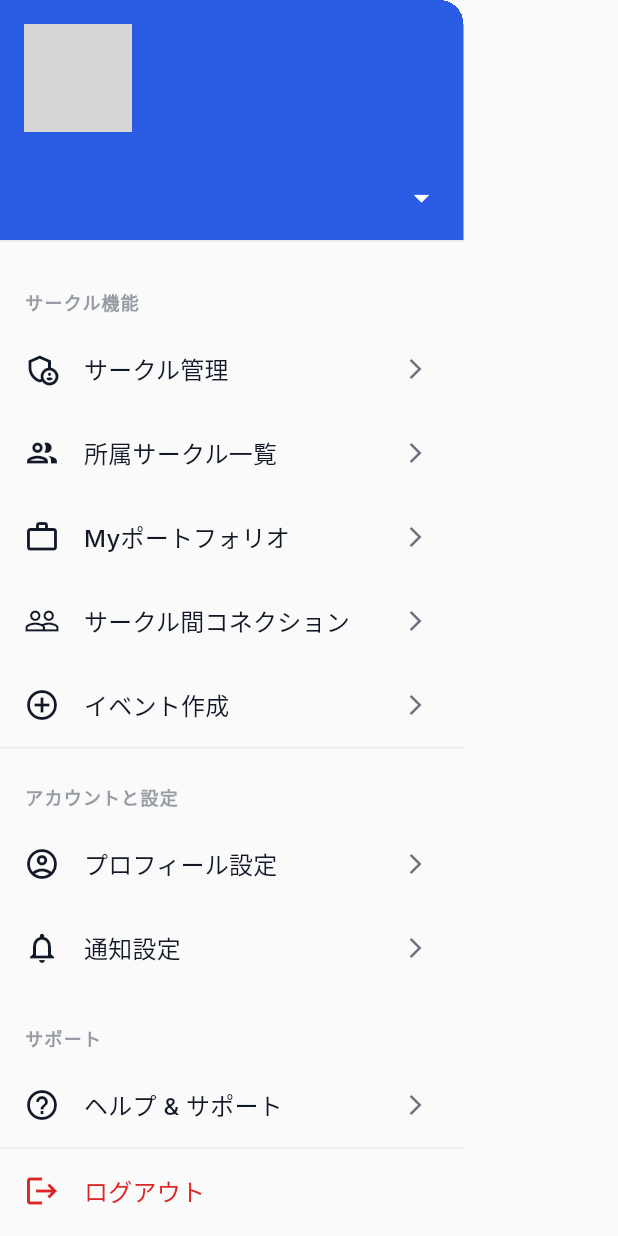
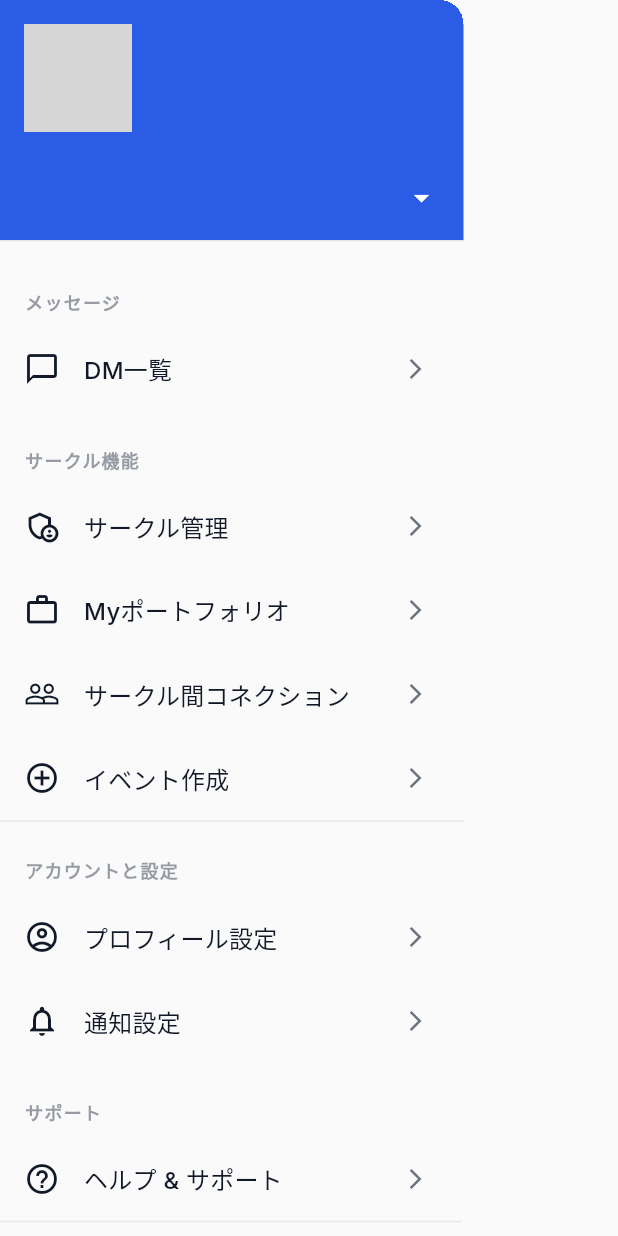
Before and after one commit to taroa36912/circlelinks, a Flutter app: the AppMenuDrawer widget shown alone on an empty page, opened directly, on a phone screen of 412 x 824 dp. Run offline on Flutter 3.47's test engine with Material 3 defaults, Android fonts, the light colour scheme and no system bars; our stand-ins replace cached_network_image, cloud_firestore, cloud_functions, connectivity_plus, firebase_auth, firebase_core and 10 more; missing offline and left inert: flutter_line_sdk, universal_html; accounts and stored records are empty; network calls fail; grey boxes are pictures that could not be loaded.

Commit message:
fix profile

```diff
--- a/lib/main.dart
+++ b/lib/main.dart
@@ -63,17 +63,16 @@ class MyApp extends StatelessWidget {
         theme: AppTheme.lightTheme,
         darkTheme: AppTheme.darkTheme,
         themeMode: ThemeMode.light,
-        // 🚨 CRITICAL: NEVER REMOVE OR MODIFY
         builder: (context, child) {
           if (child == null) return const SizedBox.shrink();
+
           return MediaQuery(
             data: MediaQuery.of(context).copyWith(
-              textScaler: TextScaler.linear(1.0),
+              textScaler: const TextScaler.linear(1.0),
             ),
             child: child,
           );
         },
-        // 🚨 END CRITICAL SECTION
         debugShowCheckedModeBanner: false,
         routes: AppRoutes.routes,
         initialRoute: AppRoutes.initial,
--- a/lib/widgets/app_menu_drawer.dart
+++ b/lib/widgets/app_menu_drawer.dart
@@ -2,7 +2,7 @@ import 'package:flutter/material.dart';
 import 'package:sizer/sizer.dart';
 import '../../core/app_export.dart';
 import '../../routes/app_routes.dart';
-import '../../core/models/user_model.dart'; // 👈 UserModel
+import '../../core/models/user_model.dart';
 
 class AppMenuDrawer extends ConsumerStatefulWidget {
   const AppMenuDrawer({super.key});
@@ -13,7 +13,7 @@ class AppMenuDrawer extends ConsumerStatefulWidget {
 
 class _AppMenuDrawerState extends ConsumerState<AppMenuDrawer> {
   CircleModel? _myCircleData;
-  UserModel? _myUserData; // 👈 追加
+  UserModel? _myUserData;
   User? _currentUser;
   bool _isLoading = true;
 
@@ -40,9 +40,7 @@ class _AppMenuDrawerState extends ConsumerState<AppMenuDrawer> {
     final firestoreService = ref.read(firestoreServiceProvider);
 
     try {
-      // 1. ユーザー情報 (UserModel) を取得
       final userData = await firestoreService.getUser(user.uid);
-      // 2. サークル情報 (CircleModel) を取得
       final circleData = await firestoreService.getCircle(user.uid);
 
       if (mounted) {
@@ -61,7 +59,6 @@ class _AppMenuDrawerState extends ConsumerState<AppMenuDrawer> {
   }
 
   Future<void> _handleLogout() async {
-    // ... (変更なし)
     final authService = ref.read(firebaseAuthServiceProvider);
     try {
       await authService.signOut();
@@ -80,9 +77,12 @@ class _AppMenuDrawerState extends ConsumerState<AppMenuDrawer> {
   }
 
   void _showComingSoonSnackBar() {
-    Navigator.pop(context);
+    // ⬇️ 修正: ここにあった Navigator.pop(context) を削除しました (二重pop防止)
     ScaffoldMessenger.of(context).showSnackBar(
-      const SnackBar(content: Text('この機能は現在準備中です'), duration: Duration(seconds: 2),),
+      const SnackBar(
+        content: Text('この機能は現在準備中です'),
+        duration: Duration(seconds: 2),
+      ),
     );
   }
 
@@ -91,11 +91,8 @@ class _AppMenuDrawerState extends ConsumerState<AppMenuDrawer> {
     final theme = Theme.of(context);
 
     final bool hasCircle = _myCircleData != null;
-
-    // ⬇️ 表示名を UserModel から取得 (なければAuthメール) ⬇️
     final String displayName = _myUserData?.userName ?? _currentUser?.email ?? 'ゲスト';
-    final String? profileImageUrl = _myUserData?.profileImageUrl; // 将来的にユーザーアイコンも実装可能
-    // ⬆️ ------------------------------------------------ ⬆️
+    final String? profileImageUrl = _myUserData?.profileImageUrl;
 
     return Drawer(
       width: 75.w,
@@ -105,9 +102,27 @@ class _AppMenuDrawerState extends ConsumerState<AppMenuDrawer> {
           _buildDrawerHeader(theme, displayName, profileImageUrl, hasCircle),
 
           if (_isLoading) ...[
-            const Padding(padding: EdgeInsets.all(16.0), child: Center(child: CircularProgressIndicator()),)
-          ] else if (hasCircle) ...[
-            // --- サークル作成済み ---
+            const Padding(
+              padding: EdgeInsets.all(16.0),
+              child: Center(child: CircularProgressIndicator()),
+            )
+          ] else ...[
+
+            // ⬇️ --- 復活: DM一覧 (共通) --- ⬇️
+            _buildMenuSection(theme, "メッセージ"),
+            _buildMenuItem(
+              theme,
+              icon: Icons.chat_bubble_outline,
+              title: "DM一覧",
+              onTap: () {
+                Navigator.pop(context);
+                Navigator.pushNamed(context, AppRoutes.dmList);
+              },
+            ),
+            // ⬆️ ---------------------- ⬆️
+
+            if (hasCircle) ...[
+              // --- ✅ サークル作成済みのメニュー ---
               _buildMenuSection(theme, "サークル機能"),
               _buildMenuItem(
                 theme,
@@ -118,68 +133,106 @@ class _AppMenuDrawerState extends ConsumerState<AppMenuDrawer> {
                   Navigator.pushNamed(context, AppRoutes.myCirclesList);
                 },
               ),
-            // ... (他のメニューは変更なし) ...
-            _buildMenuItem(theme, icon: Icons.group_outlined, title: "所属サークル一覧", onTap: _showComingSoonSnackBar,),
-            _buildMenuItem(theme, icon: Icons.work_outline, title: "Myポートフォリオ", onTap: () { Navigator.pop(context); Navigator.pushNamed(context, AppRoutes.portfolioBuilder); },),
-            _buildMenuItem(theme, icon: Icons.people_outline, title: "サークル間コネクション", onTap: () { Navigator.pop(context); Navigator.pushNamed(context, AppRoutes.connections); },),
-            _buildMenuItem(theme, icon: Icons.add_circle_outline, title: "イベント作成", onTap: () { Navigator.pop(context); Navigator.pushNamed(context, AppRoutes.eventCreation); },),
+              _buildMenuItem(
+                theme,
+                icon: Icons.work_outline,
+                title: "Myポートフォリオ",
+                onTap: () {
+                  Navigator.pop(context);
+                  Navigator.pushNamed(context, AppRoutes.portfolioBuilder);
+                },
+              ),
+              _buildMenuItem(
+                theme,
+                icon: Icons.people_outline,
+                title: "サークル間コネクション",
+                onTap: () {
+                  Navigator.pop(context);
+                  Navigator.pushNamed(context, AppRoutes.connections);
+                },
+              ),
+              _buildMenuItem(
+                theme,
+                icon: Icons.add_circle_outline,
+                title: "イベント作成",
+                onTap: () {
+                  Navigator.pop(context);
+                  Navigator.pushNamed(context, AppRoutes.eventCreation);
+                },
+              ),
             ] else ...[
-            // --- サークル未作成 ---
+              // --- ❌ サークル未作成のメニュー ---
               _buildMenuSection(theme, "はじめに"),
               _buildMenuItem(
                 theme,
                 icon: Icons.add_business_outlined,
-              title: "サークルを登録する",
+                title: "サークルを登録する", // 👈 これが消えていたと言われたボタンです
                 onTap: () {
                   Navigator.pop(context);
                   Navigator.pushNamed(context, AppRoutes.circleRegistration);
                 },
               ),
             ],
+          ],
 
           const Divider(),
 
-          // --- アカウントと設定 ---
+          // --- アカウントと設定 (共通) ---
           _buildMenuSection(theme, "アカウントと設定"),
           _buildMenuItem(
             theme,
             icon: Icons.account_circle_outlined,
             title: "プロフィール設定",
             onTap: () {
-              Navigator.pop(context);
-              // TODO: プロフィール設定画面へ (UserModelの編集)
+              Navigator.pop(context); // ドロワーを閉じる (1回だけ)
+              // ⬇️ プロフィール設定画面へ遷移 (現在はSnackBar)
               _showComingSoonSnackBar();
             },
           ),
-          _buildMenuItem(theme, icon: Icons.notifications_outlined, title: "通知設定", onTap: _showComingSoonSnackBar,),
+          _buildMenuItem(
+            theme,
+            icon: Icons.notifications_outlined,
+            title: "通知設定",
+            onTap: () {
+              Navigator.pop(context);
+              _showComingSoonSnackBar();
+            },
+          ),
+
           _buildMenuSection(theme, "サポート"),
-          _buildMenuItem(theme, icon: Icons.help_outline, title: "ヘルプ & サポート", onTap: _showComingSoonSnackBar,),
+          _buildMenuItem(
+            theme,
+            icon: Icons.help_outline,
+            title: "ヘルプ & サポート",
+            onTap: () {
+              Navigator.pop(context);
+              _showComingSoonSnackBar();
+            },
+          ),
 
           const Divider(),
 
-          _buildMenuItem(theme, icon: Icons.logout, title: "ログアウト", onTap: _handleLogout, isDestructive: true,),
+          _buildMenuItem(
+            theme,
+            icon: Icons.logout,
+            title: "ログアウト",
+            onTap: _handleLogout,
+            isDestructive: true,
+          ),
         ],
       ),
     );
   }
 
-  // ... ( _buildDrawerHeader, _buildMenuSection, _buildMenuItem は変更なし ) ...
+  // ... (Header, Section, Item ビルダーは変更なし) ...
   Widget _buildDrawerHeader(ThemeData theme, String displayName, String? profileImageUrl, bool hasCircle) {
     return UserAccountsDrawerHeader(
-      accountName: Text(
-        displayName, // 👈 ここに正しいユーザー名が表示される
-        style: theme.textTheme.titleLarge?.copyWith(color: theme.colorScheme.onPrimary, fontWeight: FontWeight.w600,),
-      ),
-      accountEmail: Text(
-        _currentUser?.email ?? '',
-        style: theme.textTheme.bodyMedium?.copyWith(color: theme.colorScheme.onPrimary.withOpacity(0.8),),
-      ),
+      accountName: Text(displayName, style: theme.textTheme.titleLarge?.copyWith(color: theme.colorScheme.onPrimary, fontWeight: FontWeight.w600,),),
+      accountEmail: Text(_currentUser?.email ?? '', style: theme.textTheme.bodyMedium?.copyWith(color: theme.colorScheme.onPrimary.withOpacity(0.8),),),
       currentAccountPicture: CircleAvatar(
         backgroundColor: theme.colorScheme.onPrimary,
         backgroundImage: (profileImageUrl != null) ? NetworkImage(profileImageUrl) : null,
-        child: (profileImageUrl == null)
-          ? Icon(hasCircle ? Icons.group_outlined : Icons.person_outline, size: 40, color: theme.colorScheme.primary,)
-          : null,
+        child: (profileImageUrl == null) ? Icon(hasCircle ? Icons.group_outlined : Icons.person_outline, size: 40, color: theme.colorScheme.primary,) : null,
       ),
       decoration: BoxDecoration(color: theme.colorScheme.primary,),
       onDetailsPressed: () {
@@ -188,11 +241,9 @@ class _AppMenuDrawerState extends ConsumerState<AppMenuDrawer> {
       },
     );
   }
-
   Widget _buildMenuSection(ThemeData theme, String title) {
     return Padding(padding: EdgeInsets.fromLTRB(4.w, 3.h, 4.w, 1.h), child: Text(title.toUpperCase(), style: theme.textTheme.labelMedium?.copyWith(color: theme.colorScheme.onSurfaceVariant.withOpacity(0.7), fontWeight: FontWeight.w600, letterSpacing: 0.8,),),);
   }
-
   Widget _buildMenuItem(ThemeData theme, {required IconData icon, required String title, required VoidCallback onTap, bool isDestructive = false,}) {
     final color = isDestructive ? theme.colorScheme.error : theme.colorScheme.onSurface;
     return ListTile(leading: Icon(icon, color: color, size: 24), title: Text(title, style: theme.textTheme.titleMedium?.copyWith(color: color, fontWeight: FontWeight.w500,),), trailing: (isDestructive || icon == Icons.logout) ? null : Icon(Icons.arrow_forward_ios, size: 16, color: theme.colorScheme.onSurfaceVariant), onTap: onTap,);
```
Also changed, not shown: lib/presentation/my_page/my_page_screen.dart (+102 -96 lines). Lines whose indentation alone changed are shown as unchanged.
